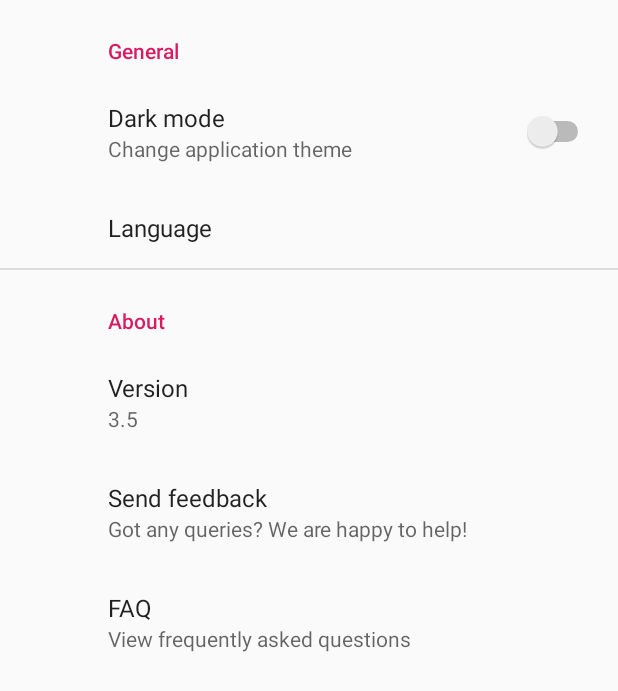
After one commit to EstebanRuizViera/EnterpriseClient, an Android app: the fragment SettingsFragment shown on its own in the app's theme, on a phone screen of 412 x 824 dp. The commit adds this screen. Shown: the top 691 px of the screen. Run offline under Robolectric (Android 15) with nearby library versions, the light colour scheme and no system bars; our stand-ins replace androidx.preference.

Commit message:
added settings preferences

```diff
--- a/app/build.gradle
+++ b/app/build.gradle
@@ -27,7 +27,7 @@ android {
 
 dependencies {
     implementation fileTree(dir: 'libs', include: ['*.jar'])
-    implementation"org.jetbrains.kotlin:kotlin-stdlib-jdk7:$kotlin_version"
+    implementation "org.jetbrains.kotlin:kotlin-stdlib-jdk7:$kotlin_version"
     implementation 'androidx.appcompat:appcompat:1.1.0'
     implementation 'androidx.core:core-ktx:1.1.0'
     implementation 'androidx.constraintlayout:constraintlayout:1.1.3'
@@ -42,4 +42,5 @@ dependencies {
     implementation 'com.google.android.material:material:1.0.0'
     implementation 'androidx.legacy:legacy-support-v4:1.0.0'
     implementation 'com.android.support:design:29.0.0'
+    implementation 'androidx.preference:preference:1.0.0'
 }
--- a/app/src/main/AndroidManifest.xml
+++ b/app/src/main/AndroidManifest.xml
@@ -9,6 +9,7 @@
         android:roundIcon="@mipmap/ic_launcher_round"
         android:supportsRtl="true"
         android:theme="@style/AppTheme">
+        <activity android:name=".SettingsActivity"></activity>
         <activity android:name=".MainActivity">
             <intent-filter>
                 <action android:name="android.intent.action.MAIN" />
--- a/app/src/main/java/com/example/enterpriseclient/MainActivity.kt
+++ b/app/src/main/java/com/example/enterpriseclient/MainActivity.kt
@@ -25,7 +25,7 @@ class MainActivity : AppCompatActivity() {
                     true
                 }
                 id.navigation_settings -> {
-                    val fragment = MyFlightFragment.newInstance()
+                    val fragment = SettingsFragment.newInstance()
                     openFragment(fragment)
                     true
                 }
--- /dev/null
+++ b/app/src/main/java/com/example/enterpriseclient/SettingsFragment.kt
@@ -0,0 +1,26 @@
+package com.example.enterpriseclient
+
+
+import android.os.Bundle
+import androidx.fragment.app.Fragment
+import android.view.LayoutInflater
+import android.view.View
+import android.view.ViewGroup
+import android.widget.TextView
+import androidx.preference.PreferenceFragmentCompat
+import com.example.flight.tabMenu.user.UserFragment
+
+/**
+ * A simple [Fragment] subclass.
+ */
+class SettingsFragment : PreferenceFragmentCompat() {
+    override fun onCreatePreferences(savedInstanceState: Bundle?, rootKey: String?) {
+        setPreferencesFromResource(R.xml.pref_main, rootKey)
+    }
+
+    companion object {
+        fun newInstance(): SettingsFragment = SettingsFragment()
+    }
+
+
+}
--- /dev/null
+++ b/app/src/main/res/values/arrays.xml
@@ -0,0 +1,8 @@
+<?xml version="1.0" encoding="utf-8"?>
+<resources>
+    <string-array name="pref_language">
+        <item>Spanish</item>
+        <item>English</item>
+    </string-array>
+
+</resources>
--- a/app/src/main/res/values/strings.xml
+++ b/app/src/main/res/values/strings.xml
@@ -8,4 +8,7 @@
     <string name="tab_3">Profile</string>
     <string name="tab_2">Settings</string>
 
+    <!-- TODO: Remove or change this placeholder text -->
+    <string name="hello_blank_fragment">Hello blank fragment</string>
+
 </resources>
--- /dev/null
+++ b/app/src/main/res/xml/pref_main.xml
@@ -0,0 +1,46 @@
+<?xml version="1.0" encoding="utf-8"?>
+<PreferenceScreen xmlns:android="http://schemas.android.com/apk/res/android">
+    <PreferenceCategory android:title="General">
+        <SwitchPreference
+            android:defaultValue="false"
+            android:key="darkMode"
+            android:title="Dark mode"
+            android:summary="Change application theme"/>
+
+
+    <ListPreference
+        android:defaultValue="1"
+        android:dialogTitle="Select language"
+        android:entries="@array/pref_language"
+        android:entryValues="@array/pref_language"
+        android:key="Language"
+        android:title="Language" />
+
+    </PreferenceCategory>
+
+    <PreferenceCategory android:title="About">
+
+
+        <Preference
+            android:summary="3.5"
+            android:title="Version" />
+
+        <Preference
+            android:key="key_send_feedback"
+            android:summary="Got any queries? We are happy to help!"
+            android:title="Send feedback" />
+
+        <!-- preference opens url in browser -->
+        <Preference
+            android:summary="View frequently asked questions"
+            android:title="FAQ">
+            <intent
+                android:action="android.intent.action.VIEW"
+                android:data="https://www.androidhive.info/privacy-policy/" />
+        </Preference>
+
+
+
+    </PreferenceCategory>
+
+</PreferenceScreen>
```
Also changed, not shown: app/src/main/java/com/example/enterpriseclient/SettingsActivity.kt (added, +12 -0 lines), app/src/main/res/layout/activity_settings.xml (added, +9 -0 lines), 1 other file.
